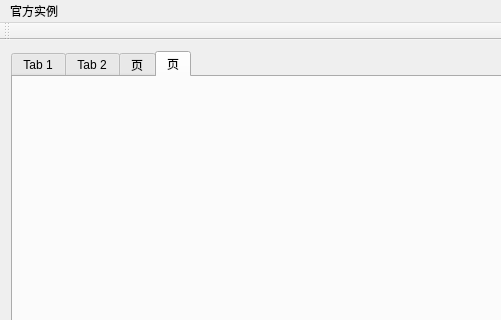
DreamLife-Jianwei/Qt-Vtk, file ThirdVtk/mainwindow.ui: the form before one commit; both pictures show x 0 to 501 and y 0 to 320 of the 1366 by 768 pixel window.
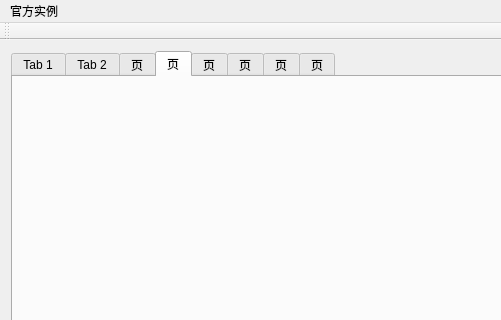
The form after the commit. The open tabs and pages were chosen to show the change.

Commit message: 更新了cone2/3/4/5/6 代码

```diff
--- a/ThirdVtk/mainwindow.ui
+++ b/ThirdVtk/mainwindow.ui
@@ -40,6 +40,26 @@
         <string>页</string>
        </attribute>
       </widget>
+      <widget class="QWidget" name="tab_Cone3">
+       <attribute name="title">
+        <string>页</string>
+       </attribute>
+      </widget>
+      <widget class="QWidget" name="tab_Cone4">
+       <attribute name="title">
+        <string>页</string>
+       </attribute>
+      </widget>
+      <widget class="QWidget" name="tab_Cone5">
+       <attribute name="title">
+        <string>页</string>
+       </attribute>
+      </widget>
+      <widget class="QWidget" name="tab_Cone6">
+       <attribute name="title">
+        <string>页</string>
+       </attribute>
+      </widget>
      </widget>
     </item>
    </layout>
```
Left out of the diff: 26 changed lines with no effect on the pictures. The commit also changes 19 other files.
